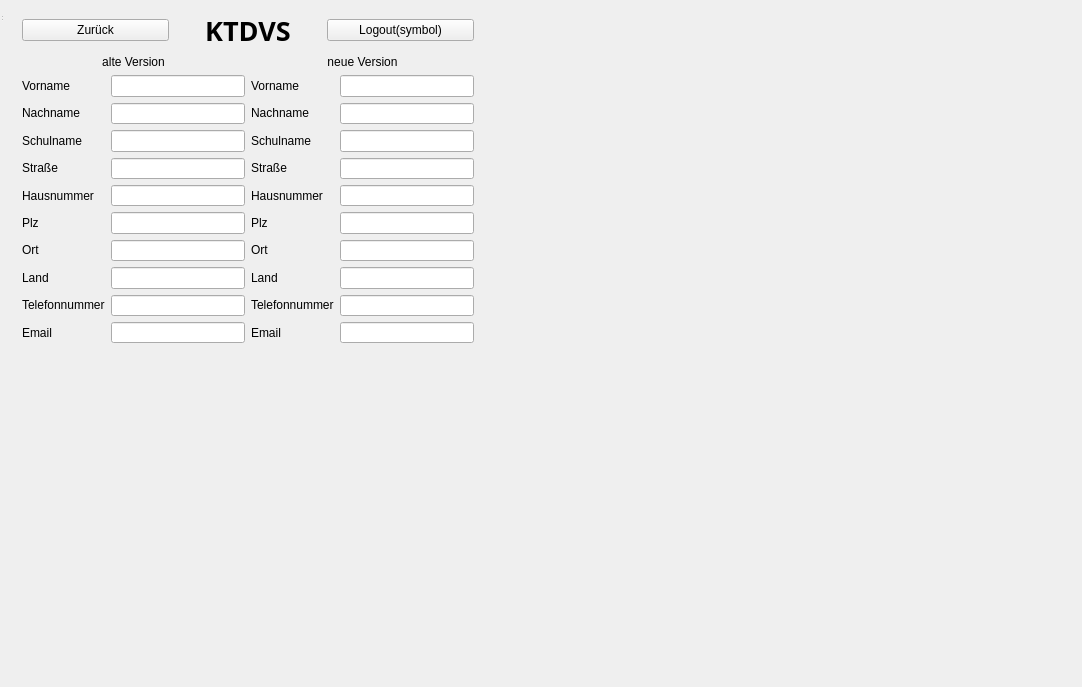
The window that KTDVS/KTDVS/View_VersionsverlaufDetailliert.ui (SimonRuttmann/ClassReunionSoftware) describes before a commit, drawn with Qt 5.
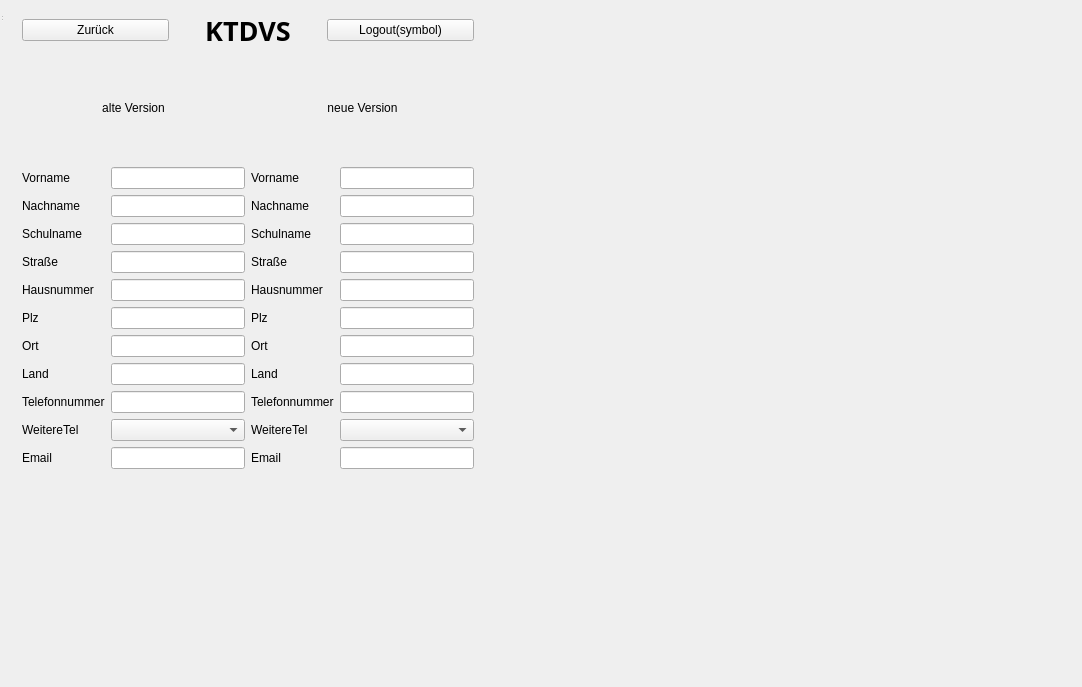
The same window after the commit.

Diff of the .ui file:
```diff
--- a/KTDVS/KTDVS/View_VersionsverlaufDetailliert.ui
+++ b/KTDVS/KTDVS/View_VersionsverlaufDetailliert.ui
@@ -22,13 +22,13 @@
      <height>561</height>
     </rect>
    </property>
-   <widget class="QWidget" name="">
+   <widget class="QWidget" name="layoutWidget">
     <property name="geometry">
      <rect>
       <x>2</x>
       <y>2</y>
       <width>452</width>
-      <height>331</height>
+      <height>457</height>
      </rect>
     </property>
     <layout class="QVBoxLayout" name="verticalLayout_7">
@@ -154,7 +154,14 @@
               </widget>
              </item>
              <item>
-              <widget class="QLabel" name="label_22">
+              <widget class="QLabel" name="weitereTel">
+               <property name="text">
+                <string>WeitereTel</string>
+               </property>
+              </widget>
+             </item>
+             <item>
+              <widget class="QLabel" name="email_alt">
                <property name="text">
                 <string>Email</string>
                </property>
@@ -195,6 +202,9 @@
              <item>
               <widget class="QLineEdit" name="lineEdit_9"/>
              </item>
+             <item>
+              <widget class="QComboBox" name="comboBox_alt"/>
+             </item>
              <item>
               <widget class="QLineEdit" name="lineEdit_10"/>
              </item>
@@ -288,7 +298,14 @@
               </widget>
              </item>
              <item>
-              <widget class="QLabel" name="label_45">
+              <widget class="QLabel" name="weitereTel_neu">
+               <property name="text">
+                <string>WeitereTel</string>
+               </property>
+              </widget>
+             </item>
+             <item>
+              <widget class="QLabel" name="email_neu">
                <property name="text">
                 <string>Email</string>
                </property>
@@ -325,6 +342,9 @@
              <item>
               <widget class="QLineEdit" name="lineEdit_29"/>
              </item>
+             <item>
+              <widget class="QComboBox" name="comboBox_neu"/>
+             </item>
              <item>
               <widget class="QLineEdit" name="lineEdit_30"/>
              </item>
```
Left out of the diff: 38 changed lines with no effect on the pictures.
